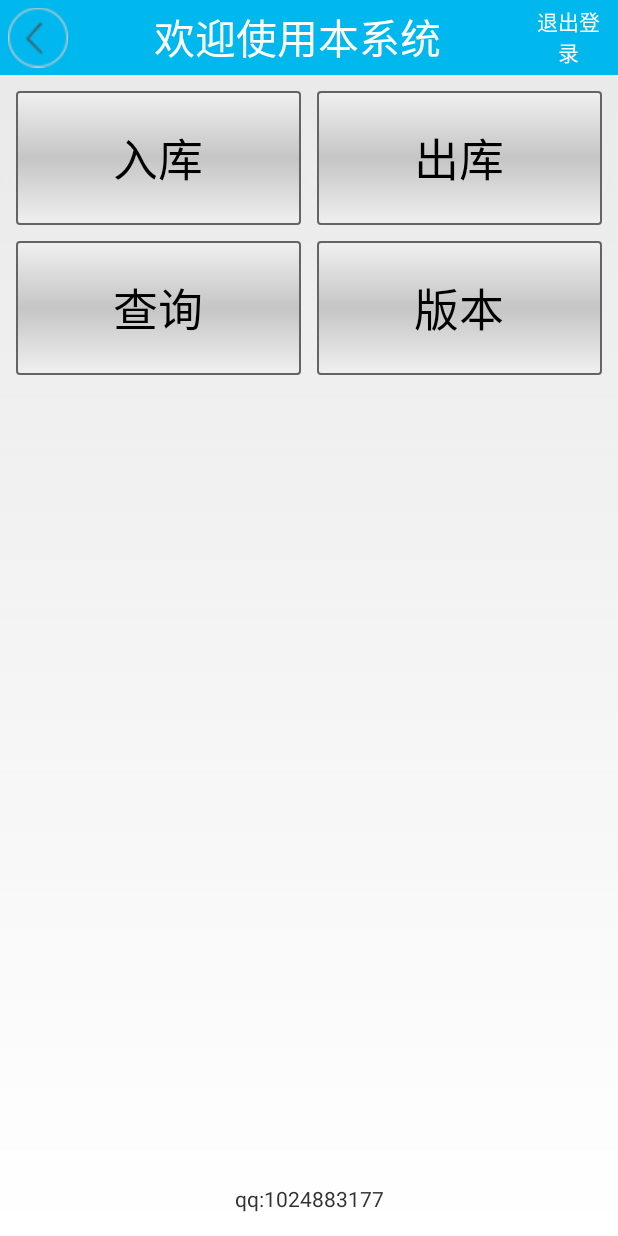
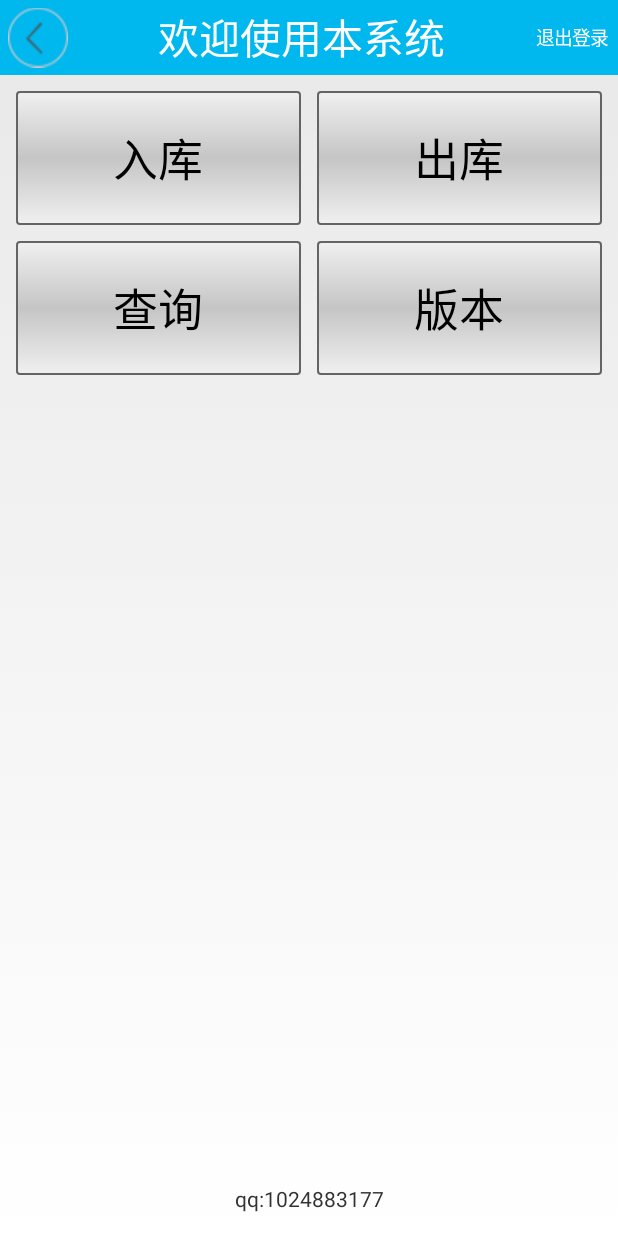
Before and after one commit to kuangxuefeng/InventoryManager, an Android app: the MainMenuActivity screen opened directly, with no data from a screen before it, on a phone screen of 412 x 824 dp. Run offline under Robolectric (Android 15) with nearby library versions, the phone set to English and light mode, and no system bars; 1 statement that could not run was skipped.

Commit message:
动态设置textView的字体大小

```diff
--- a/app/src/main/java/com/karics/library/zxing/camera/CameraManager.java
+++ b/app/src/main/java/com/karics/library/zxing/camera/CameraManager.java
@@ -223,9 +223,10 @@ public final class CameraManager {
 //					MIN_FRAME_HEIGHT, MAX_FRAME_HEIGHT);
 
 			int width = findDesiredDimensionInRange(screenResolution.x,
-					MIN_FRAME_WIDTH, MAX_FRAME_WIDTH)*4/5;
-			int height = findDesiredDimensionInRange(screenResolution.y,
-					MIN_FRAME_HEIGHT, MAX_FRAME_HEIGHT)*4/5;
+					MIN_FRAME_WIDTH, MAX_FRAME_WIDTH)*6/5;
+//			int height = findDesiredDimensionInRange(screenResolution.y,
+//					MIN_FRAME_HEIGHT, MAX_FRAME_HEIGHT)*4/5;
+			int height = width;
 
 			int leftOffset = (screenResolution.x - width) / 2;
 			int topOffset = (screenResolution.y - height) / 2;
--- a/app/src/main/java/com/kxf/inventorymanager/activity/BaseActivity.java
+++ b/app/src/main/java/com/kxf/inventorymanager/activity/BaseActivity.java
@@ -6,7 +6,9 @@ import android.app.AlertDialog;
 import android.content.Context;
 import android.content.DialogInterface;
 import android.os.Bundle;
+import android.text.TextPaint;
 import android.text.TextUtils;
+import android.util.TypedValue;
 import android.view.View;
 import android.view.Window;
 import android.widget.ImageView;
@@ -160,10 +162,30 @@ public class BaseActivity extends Activity {
         }
     }
 
-    protected void setRightInfo(String text, View.OnClickListener listener){
+    protected void setRightInfo(final String text, View.OnClickListener listener){
         if (null != top_tv_right){
             top_tv_right.setText(text);
             top_tv_right.setOnClickListener(listener);
+            top_tv_right.addOnLayoutChangeListener(new View.OnLayoutChangeListener() {
+                @Override
+                public void onLayoutChange(View v, int left, int top, int right, int bottom, int oldLeft, int oldTop, int oldRight, int oldBottom) {
+                    float vWidth = v.getWidth();
+                    LogUtil.d("vWidth=" + vWidth);
+                    TextPaint paint = top_tv_right.getPaint();
+                    float textLen = paint.measureText(text);
+                    paint.mb
+                    LogUtil.d("textLen=" + textLen);
+                    float oldSize = top_tv_right.getTextSize();
+                    LogUtil.d("oldSize=" + oldSize);
+                    if (textLen > vWidth){
+                        float size = vWidth * oldSize / textLen;
+                        LogUtil.d("size=" + size);
+                        float sizeDP = TypedValue.applyDimension(TypedValue.COMPLEX_UNIT_SP, size, getResources().getDisplayMetrics());
+                        LogUtil.d("sizeDP=" + sizeDP);
+                        top_tv_right.setTextSize(TypedValue.COMPLEX_UNIT_PX, size);
+                    }
+                }
+            });
         }
     }
 
--- a/app/src/main/res/layout/top_title.xml
+++ b/app/src/main/res/layout/top_title.xml
@@ -13,13 +13,13 @@
 
     <TextView
         android:id="@+id/top_tv_right"
-        android:layout_width="55dp"
+        android:layout_width="50dp"
         android:layout_height="match_parent"
         android:layout_alignParentEnd="true"
         android:layout_alignParentRight="true"
         android:layout_alignParentTop="true"
+        android:gravity="center"
         android:layout_marginRight="5dp"
-        android:gravity="center"
         android:textColor="#FFFFFF" />
 
     <TextView
```
